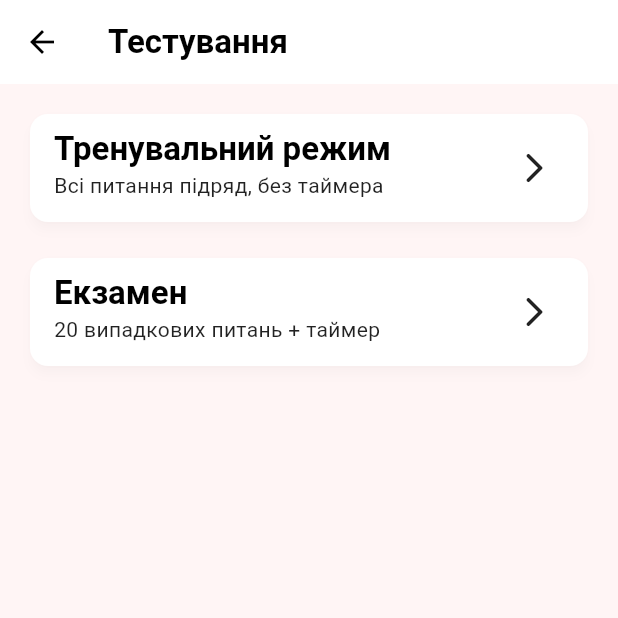
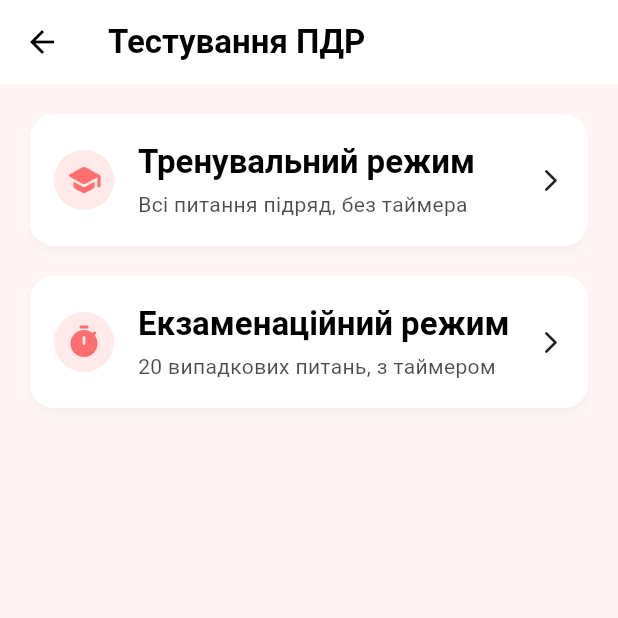
Before and after one commit to Asfi-S/pdr_learning_app, a Flutter app: the TestMenuScreen screen opened by its route, on a phone screen of 412 x 824 dp, the top half of it. Run offline on Flutter 3.47's test engine with Material 3 defaults, Android fonts, the phone set to English and light mode, and no system bars.

Commit message:
fix 0.2b

```diff
--- a/lib/data/pdr_tests_loader.dart
+++ b/lib/data/pdr_tests_loader.dart
@@ -1,12 +1,21 @@
 import 'dart:convert';
-import 'package:flutter/services.dart';
+import 'package:flutter/services.dart' show rootBundle;
 import '../models/test_question_model.dart';
 
 class PdrTestsLoader {
-  static Future<List<TestQuestionModel>> loadTests() async {
-    final jsonString = await rootBundle.loadString('assets/pdr/tests.json');
-    final List data = json.decode(jsonString);
+  static const String _testsPath = 'assets/pdr/tests.json';
 
-    return data.map((e) => TestQuestionModel.fromJson(e)).toList();
+  /// Завантажити всі питання з JSON
+  static Future<List<TestQuestionModel>> loadAll() async {
+    final raw = await rootBundle.loadString(_testsPath);
+    final List list = json.decode(raw) as List;
+
+    return list.map((e) => TestQuestionModel.fromJson(e)).toList();
+  }
+
+  /// (на майбутнє) Завантажити питання по розділу
+  static Future<List<TestQuestionModel>> loadBySection(String sectionId) async {
+    final all = await loadAll();
+    return all.where((e) => e.sectionId == sectionId).toList();
   }
 }
--- a/lib/screens/test_menu_screen.dart
+++ b/lib/screens/test_menu_screen.dart
@@ -1,95 +1,127 @@
 import 'package:flutter/material.dart';
 import '../data/pdr_tests_loader.dart';
 import '../models/test_question_model.dart';
+import '../utils/test_utils.dart';
 import 'test_runner_screen.dart';
 
-class TestMenuScreen extends StatefulWidget {
+class TestMenuScreen extends StatelessWidget {
   const TestMenuScreen({super.key});
 
-  @override
-  State<TestMenuScreen> createState() => _TestMenuScreenState();
-}
+  Future<void> _startTraining(BuildContext context) async {
+    final all = await PdrTestsLoader.loadAll();
 
-class _TestMenuScreenState extends State<TestMenuScreen> {
-  List<TestQuestionModel> questions = [];
-  bool loading = true;
+    final randomized = TestUtils.randomizeQuestions(all)
+        .map(TestUtils.randomizeAnswers)
+        .toList();
 
-  @override
-  void initState() {
-    super.initState();
-    _load();
+    Navigator.push(
+      context,
+      MaterialPageRoute(
+        builder: (_) => TestRunnerScreen(
+          title: 'Тренувальний режим',
+          questions: randomized,
+          withTimer: false, //❗ без таймера
+          timeLimitSeconds: null,
+        ),
+      ),
+    );
   }
 
-  Future<void> _load() async {
-    questions = await PdrTestsLoader.loadTests();
-    setState(() => loading = false);
+  Future<void> _startExam(BuildContext context) async {
+    final all = await PdrTestsLoader.loadAll();
+
+    final randomized = TestUtils.randomizeQuestions(all)
+        .take(20) // 20 випадкових
+        .map(TestUtils.randomizeAnswers)
+        .toList();
+
+    Navigator.push(
+      context,
+      MaterialPageRoute(
+        builder: (_) => TestRunnerScreen(
+          title: 'Екзаменаційний режим',
+          questions: randomized,
+          withTimer: true,   //❗ з таймером
+          timeLimitSeconds: 1200, // 20 хвилин (можеш змінити)
+        ),
+      ),
+    );
   }
 
   @override
   Widget build(BuildContext context) {
     final theme = Theme.of(context);
+    final onSurface = theme.colorScheme.onSurface.withOpacity(0.7);
+
+    Widget buildCard({
+      required String title,
+      required String subtitle,
+      required IconData icon,
+      required VoidCallback onTap,
+    }) {
+      return Card(
+        color: theme.cardColor,
+        elevation: 3,
+        shape: RoundedRectangleBorder(
+          borderRadius: BorderRadius.circular(16),
+        ),
+        child: InkWell(
+          borderRadius: BorderRadius.circular(16),
+          onTap: onTap,
+          child: Padding(
+            padding: const EdgeInsets.symmetric(horizontal: 16, vertical: 18),
+            child: Row(
+              children: [
+                CircleAvatar(
+                  radius: 20,
+                  backgroundColor: theme.colorScheme.primary.withOpacity(0.15),
+                  child: Icon(icon, color: theme.colorScheme.primary),
+                ),
+                const SizedBox(width: 16),
+                Expanded(
+                  child: Column(
+                    crossAxisAlignment: CrossAxisAlignment.start,
+                    children: [
+                      Text(
+                        title,
+                        style: theme.textTheme.titleLarge,
+                      ),
+                      const SizedBox(height: 4),
+                      Text(subtitle,
+                          style: theme.textTheme.bodyMedium!
+                              .copyWith(color: onSurface)),
+                    ],
+                  ),
+                ),
+                const Icon(Icons.arrow_forward_ios_rounded, size: 18),
+              ],
+            ),
+          ),
+        ),
+      );
+    }
 
     return Scaffold(
-      appBar: AppBar(title: const Text("Тестування")),
-      body: loading
-          ? const Center(child: CircularProgressIndicator())
-          : ListView(
+      appBar: AppBar(title: const Text('Тестування ПДР')),
+      body: Padding(
         padding: const EdgeInsets.all(16),
-        children: [
-          _modeCard(
-            theme,
-            title: "Тренувальний режим",
-            subtitle: "Всі питання підряд, без таймера",
-            onTap: () => Navigator.push(
-              context,
-              MaterialPageRoute(
-                builder: (_) => TestRunnerScreen(
-                  questions: questions,
-                  examMode: false,
-                ),
-              ),
+        child: Column(
+          children: [
+            buildCard(
+              title: 'Тренувальний режим',
+              subtitle: 'Всі питання підряд, без таймера',
+              icon: Icons.school_rounded,
+              onTap: () => _startTraining(context),
             ),
-          ),
-          const SizedBox(height: 16),
-          _modeCard(
-            theme,
-            title: "Екзамен",
-            subtitle: "20 випадкових питань + таймер",
-            onTap: () => Navigator.push(
-              context,
-              MaterialPageRoute(
-                builder: (_) => TestRunnerScreen(
-                  questions: _random20(),
-                  examMode: true,
-                ),
-              ),
+            const SizedBox(height: 12),
+            buildCard(
+              title: 'Екзаменаційний режим',
+              subtitle: '20 випадкових питань, з таймером',
+              icon: Icons.timer_rounded,
+              onTap: () => _startExam(context),
             ),
-          ),
-        ],
-      ),
-    );
-  }
-
-  /// Випадкові 20 питань
-  List<TestQuestionModel> _random20() {
-    questions.shuffle();
-    return questions.take(20).toList();
-  }
-
-  Widget _modeCard(
-      ThemeData t, {
-        required String title,
-        required String subtitle,
-        required VoidCallback onTap,
-      }) {
-    return Card(
-      color: t.cardColor,
-      shape: RoundedRectangleBorder(borderRadius: BorderRadius.circular(12)),
-      child: ListTile(
-        title: Text(title, style: t.textTheme.titleLarge),
-        subtitle: Text(subtitle),
-        trailing: const Icon(Icons.arrow_forward_ios_rounded),
-        onTap: onTap,
+          ],
+        ),
       ),
     );
   }
```
Also changed, not shown: lib/screens/test_runner_screen.dart (+112 -59 lines), lib/screens/test_screen.dart (+3 -43 lines), lib/utils/test_utils.dart (+12 -27 lines), lib/widgets/speedometer_result.dart (added, +133 -0 lines).
